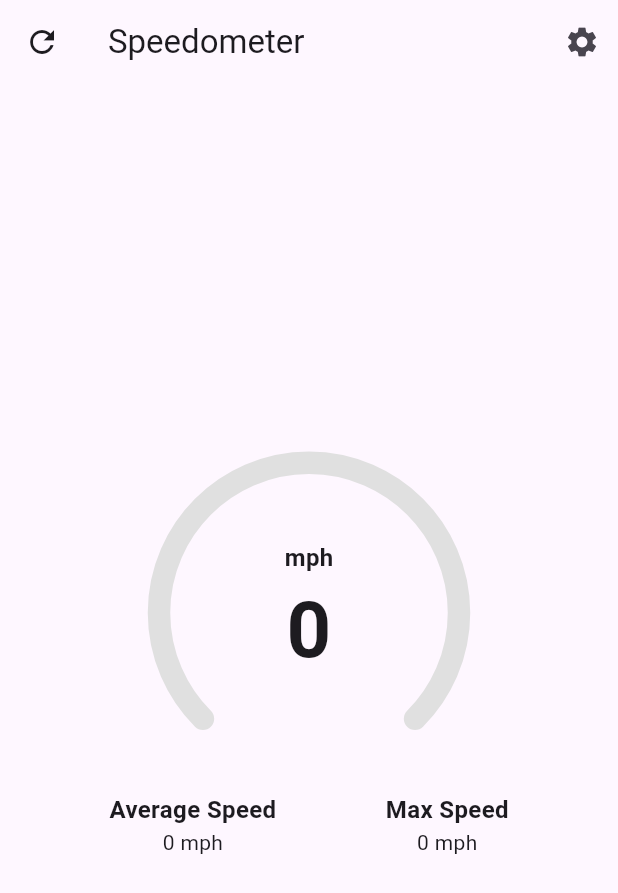
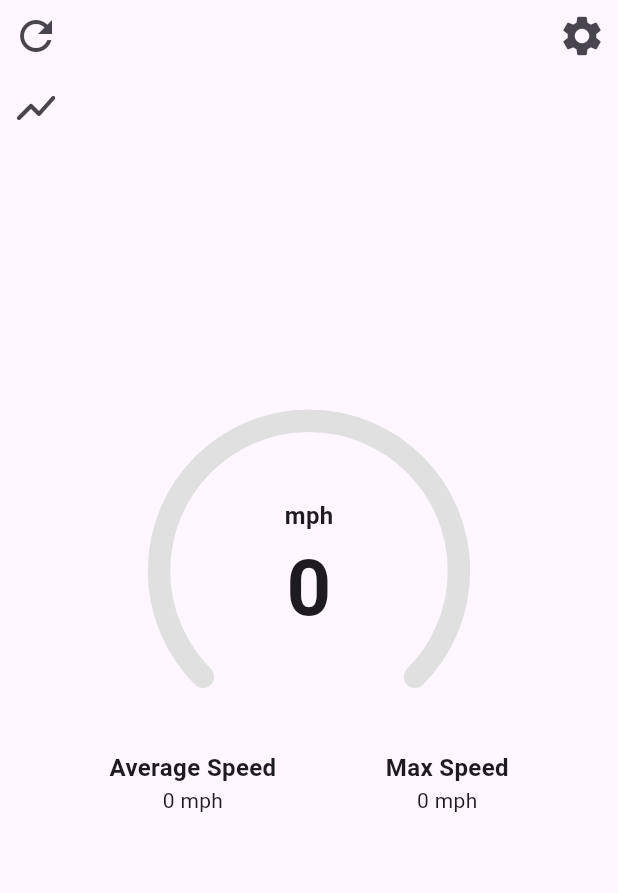
Before and after one commit to Blasix/motionpal, a Flutter app: the screen it shows after launch, on a phone screen of 412 x 824 dp. Shown: the top 893 px of the screen. Run offline on Flutter 3.47's test engine with Material 3 defaults, Android fonts, the phone set to English and light mode, and no system bars; our stand-ins replace location, simple_icons.

Commit message:
replaced appbar with floating icons (added icon for graph view)

```diff
--- a/lib/speedometer/speed_screen.dart
+++ b/lib/speedometer/speed_screen.dart
@@ -89,14 +89,32 @@ class _LocationServiceWidgetState extends State<LocationServiceWidget> {
   @override
   Widget build(BuildContext context) {
     return Scaffold(
-      appBar: AppBar(
-        leading: IconButton(
+      body: SafeArea(
+        child: Stack(
+          children: [
+            Align(
+              alignment: Alignment.topLeft,
+              child: Column(
+                children: [
+                  IconButton(
+                    iconSize: 32,
                     icon: const Icon(Icons.refresh),
                     onPressed: _resetData,
                   ),
-        title: const Text("Speedometer"),
-        actions: [
                   IconButton(
+                    iconSize: 32,
+                    icon: const Icon(Icons.show_chart_rounded),
+                    onPressed: () {
+                      // Replace spedometer with chart
+                    },
+                  ),
+                ],
+              ),
+            ),
+            Align(
+              alignment: Alignment.topRight,
+              child: IconButton(
+                iconSize: 32,
                 icon: const Icon(Icons.settings),
                 onPressed: () {
                   Navigator.push(
@@ -106,10 +124,9 @@ class _LocationServiceWidgetState extends State<LocationServiceWidget> {
                     ),
                   );
                 },
-          )
-        ],
               ),
-      body: Center(
+            ),
+            Center(
               child: Column(
                 mainAxisSize: MainAxisSize.min,
                 children: [
@@ -120,7 +137,8 @@ class _LocationServiceWidgetState extends State<LocationServiceWidget> {
                       alignment: Alignment.center,
                       children: [
                         Speedometer(
-                    speed: convertSpeed(speed, SettingsLogic.isKMPH).toDouble(),
+                          speed: convertSpeed(speed, SettingsLogic.isKMPH)
+                              .toDouble(),
                           maxSpeed: 240,
                         ),
                         Column(
@@ -133,12 +151,14 @@ class _LocationServiceWidgetState extends State<LocationServiceWidget> {
                                 Text(
                                   SettingsLogic.isKMPH ? "km/h" : "mph",
                                   style: const TextStyle(
-                                fontSize: 16, fontWeight: FontWeight.bold),
+                                      fontSize: 16,
+                                      fontWeight: FontWeight.bold),
                                 ),
                                 Text(
                                   "${convertSpeed(speed, SettingsLogic.isKMPH)}",
                                   style: const TextStyle(
-                                fontSize: 52, fontWeight: FontWeight.bold),
+                                      fontSize: 52,
+                                      fontWeight: FontWeight.bold),
                                 ),
                               ],
                             ),
@@ -159,8 +179,8 @@ class _LocationServiceWidgetState extends State<LocationServiceWidget> {
                         children: [
                           const Text(
                             "Average Speed",
-                      style:
-                          TextStyle(fontSize: 16, fontWeight: FontWeight.bold),
+                            style: TextStyle(
+                                fontSize: 16, fontWeight: FontWeight.bold),
                           ),
                           Text(
                             "${convertSpeed(totalTime.inSeconds > 0 ? totalDistance / totalTime.inSeconds : 0, SettingsLogic.isKMPH)} ${SettingsLogic.isKMPH ? "km/h" : "mph"}",
@@ -171,8 +191,8 @@ class _LocationServiceWidgetState extends State<LocationServiceWidget> {
                         children: [
                           const Text(
                             "Max Speed",
-                      style:
-                          TextStyle(fontSize: 16, fontWeight: FontWeight.bold),
+                            style: TextStyle(
+                                fontSize: 16, fontWeight: FontWeight.bold),
                           ),
                           Text(
                             "${convertSpeed(maxSpeed, SettingsLogic.isKMPH)} ${SettingsLogic.isKMPH ? "km/h" : "mph"}",
@@ -184,6 +204,9 @@ class _LocationServiceWidgetState extends State<LocationServiceWidget> {
                 ],
               ),
             ),
+          ],
+        ),
+      ),
     );
   }
 }
```
Lines whose indentation alone changed are shown as unchanged.
